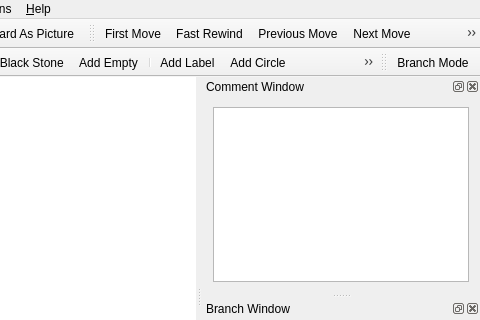
The window that mainwindow.ui (nullx002/mugo) describes before a commit, drawn with Qt 5; both pictures show x 253 to 733 and y 0 to 320 of the 733 by 537 pixel window.
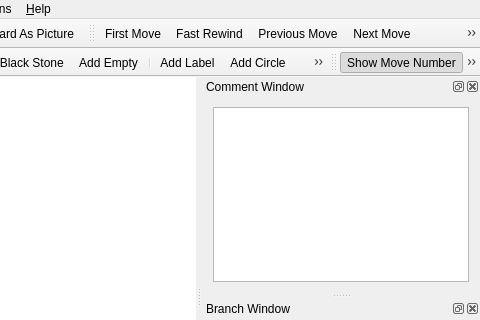
The same window after the commit. Icons and pictures are not drawn. Custom widgets are drawn as their Qt base class.

Patch:
```diff
--- a/mainwindow.ui
+++ b/mainwindow.ui
@@ -378,6 +378,13 @@
    <attribute name="toolBarBreak">
     <bool>false</bool>
    </attribute>
+   <addaction name="actionShowMoveNumber"/>
+   <addaction name="separator"/>
+   <addaction name="actionRotateBoardClockwise"/>
+   <addaction name="actionFlipBoardHorizontally"/>
+   <addaction name="actionFlipBoardVertically"/>
+   <addaction name="actionResetBoard"/>
+   <addaction name="separator"/>
    <addaction name="actionBranchMode"/>
   </widget>
   <action name="actionNew">
@@ -1178,6 +1185,47 @@
     <string>Branch Mode</string>
    </property>
   </action>
+  <action name="actionRotateBoardClockwise">
+   <property name="checkable">
+    <bool>true</bool>
+   </property>
+   <property name="icon">
+    <iconset resource="resources.qrc">
+     <normaloff>:/res/rotateright.png</normaloff>:/res/rotateright.png</iconset>
+   </property>
+   <property name="text">
+    <string>Rotate Clockwise</string>
+   </property>
+  </action>
+  <action name="actionFlipBoardHorizontally">
+   <property name="checkable">
+    <bool>true</bool>
+   </property>
+   <property name="icon">
+    <iconset resource="resources.qrc">
+     <normaloff>:/res/fliphorizontally.png</normaloff>:/res/fliphorizontally.png</iconset>
+   </property>
+   <property name="text">
+    <string>Flip Horizontally</string>
+   </property>
+  </action>
+  <action name="actionFlipBoardVertically">
+   <property name="checkable">
+    <bool>true</bool>
+   </property>
+   <property name="icon">
+    <iconset resource="resources.qrc">
+     <normaloff>:/res/flipvertically.png</normaloff>:/res/flipvertically.png</iconset>
+   </property>
+   <property name="text">
+    <string>Flip Vertically</string>
+   </property>
+  </action>
+  <action name="actionResetBoard">
+   <property name="text">
+    <string>Reset Board</string>
+   </property>
+  </action>
  </widget>
  <layoutdefault spacing="6" margin="11"/>
  <customwidgets>
```
Left out of the diff: 6 changed lines with no effect on the pictures.
